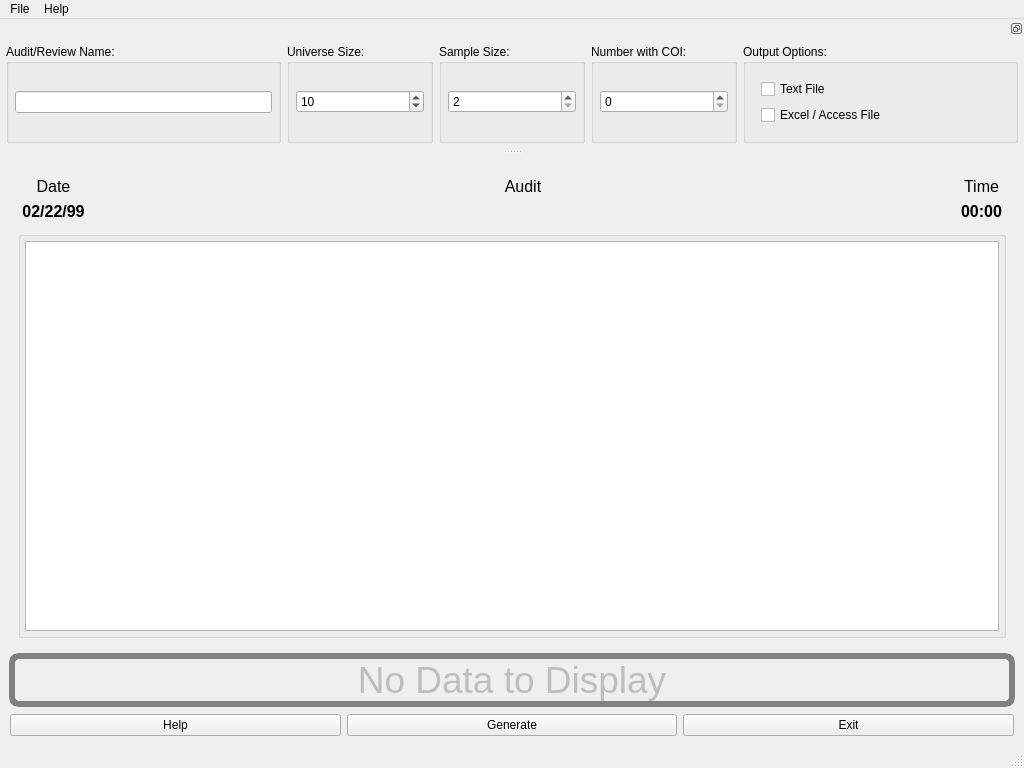
First picture: the form in products/RAT-STATS/rstats_modules/unrestricted_attribute_appraisal/src/UIRStatsUAA.ui, repository cbtek/RStats2017, before the edit.
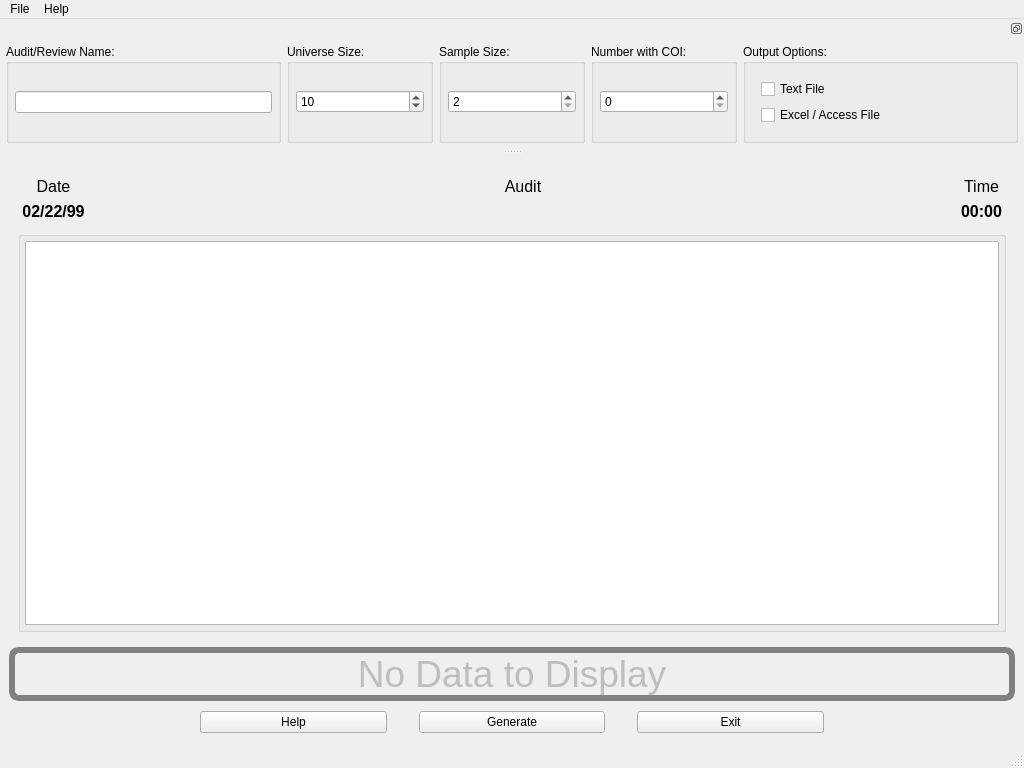
Second picture: the form after the edit.

Commit message: Modularized more common code into UIRStatsUtils Started working on UVA project and got its UI up to par with other modules Found small bug in "add thousands seperator" code and fixed it in StringUtils.  Added case for bug to unit test for StringUtils Added img_clock.png icon for "Recently Used" menu action

Diff of the .ui file:
```diff
--- a/products/RAT-STATS/rstats_modules/unrestricted_attribute_appraisal/src/UIRStatsUAA.ui
+++ b/products/RAT-STATS/rstats_modules/unrestricted_attribute_appraisal/src/UIRStatsUAA.ui
@@ -216,18 +216,34 @@
        </sizepolicy>
       </property>
       <layout class="QHBoxLayout" name="horizontalLayout">
+       <property name="spacing">
+        <number>32</number>
+       </property>
        <property name="leftMargin">
-        <number>1</number>
+        <number>4</number>
        </property>
        <property name="topMargin">
-        <number>1</number>
+        <number>4</number>
        </property>
        <property name="rightMargin">
-        <number>1</number>
+        <number>4</number>
        </property>
        <property name="bottomMargin">
-        <number>1</number>
+        <number>4</number>
        </property>
+       <item>
+        <spacer name="horizontalSpacer">
+         <property name="orientation">
+          <enum>Qt::Horizontal</enum>
+         </property>
+         <property name="sizeHint" stdset="0">
+          <size>
+           <width>40</width>
+           <height>20</height>
+          </size>
+         </property>
+        </spacer>
+       </item>
        <item>
         <widget class="QPushButton" name="m_btnHelp">
          <property name="sizePolicy">
@@ -236,6 +252,12 @@
            <verstretch>0</verstretch>
           </sizepolicy>
          </property>
+         <property name="minimumSize">
+          <size>
+           <width>128</width>
+           <height>0</height>
+          </size>
+         </property>
          <property name="text">
           <string>Help</string>
          </property>
@@ -255,6 +277,12 @@
            <verstretch>0</verstretch>
           </sizepolicy>
          </property>
+         <property name="minimumSize">
+          <size>
+           <width>128</width>
+           <height>0</height>
+          </size>
+         </property>
          <property name="text">
           <string>Generate</string>
          </property>
@@ -274,6 +302,12 @@
            <verstretch>0</verstretch>
           </sizepolicy>
          </property>
+         <property name="minimumSize">
+          <size>
+           <width>128</width>
+           <height>0</height>
+          </size>
+         </property>
          <property name="text">
           <string>Exit</string>
          </property>
@@ -285,6 +319,19 @@
          </property>
         </widget>
        </item>
+       <item>
+        <spacer name="horizontalSpacer_2">
+         <property name="orientation">
+          <enum>Qt::Horizontal</enum>
+         </property>
+         <property name="sizeHint" stdset="0">
+          <size>
+           <width>40</width>
+           <height>20</height>
+          </size>
+         </property>
+        </spacer>
+       </item>
       </layout>
      </widget>
     </item>
```
Left out of the diff: 2 changed lines with no effect on the pictures. The commit also changes 26 other files.
